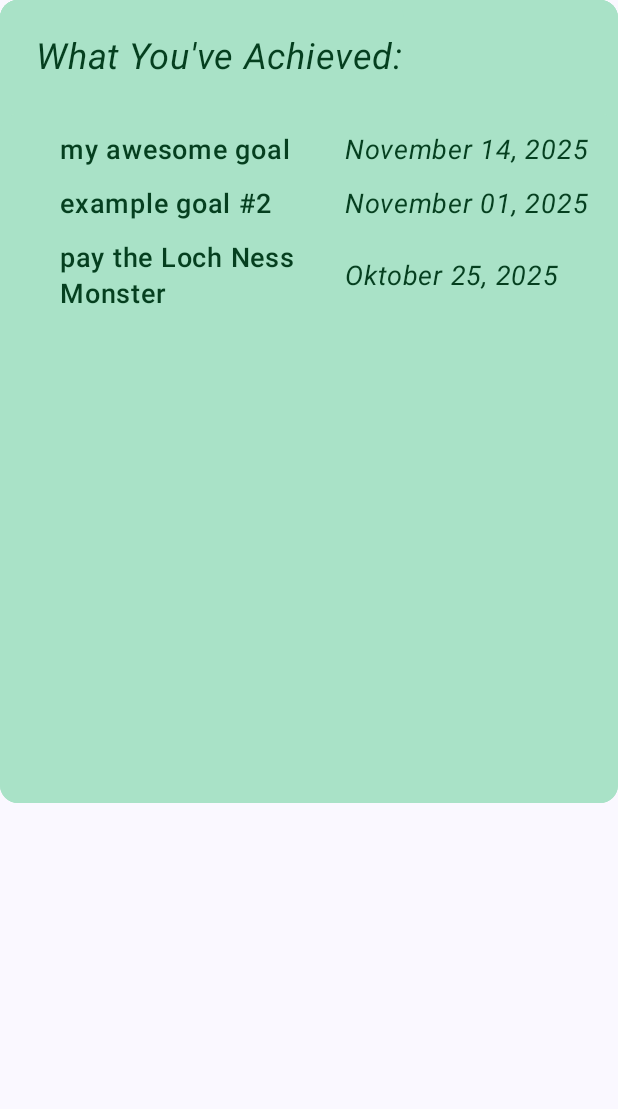
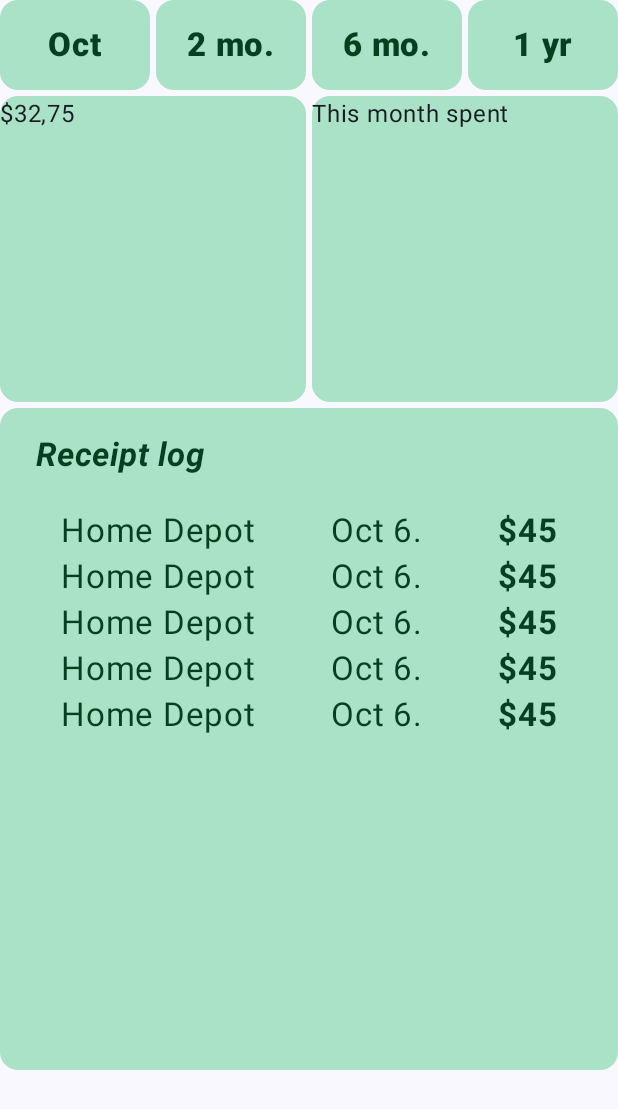
Before and after one commit to wellofmimir/FinanceApp, an Android app built with Jetpack Compose: the composable ReceiptsSection shown on its own in the app's theme, on a phone screen of 412 x 824 dp. Shown: the top 1109 px of the screen. Run offline under Robolectric (Android 15) with nearby library versions, the phone set to English and light mode, and no system bars; our stand-ins replace AdMob; 1 statement that could not run was skipped.

Commit message:
ReceiptSection ausgestaltet - noch keine Funktionalitaet; Kleinere Anpassungen in GoalHistorySection; generelle Weiterentwicklung

```diff
--- a/app/src/main/java/com/example/financeapp/LikedQuotesSection.kt
+++ b/app/src/main/java/com/example/financeapp/LikedQuotesSection.kt
@@ -158,6 +158,11 @@ fun LikedQuotesSection(tutorialInformation: TutorialInformation, context: Contex
                         verticalArrangement = Arrangement.SpaceEvenly,
                         horizontalAlignment = Alignment.CenterHorizontally
                     ) {
+                        Spacer (
+                            modifier = Modifier
+                                .height(2.dp)
+                        )
+
                         AdSectionLargeBanner (
                             tutorialInformation = tutorialInformation
                         )
--- a/app/src/main/java/com/example/financeapp/MainActivity.kt
+++ b/app/src/main/java/com/example/financeapp/MainActivity.kt
@@ -36,6 +36,7 @@ import androidx.compose.foundation.interaction.MutableInteractionSource
 import androidx.compose.foundation.layout.Arrangement
 import androidx.compose.foundation.shape.RoundedCornerShape
 import androidx.compose.ui.Alignment
+import androidx.compose.ui.platform.LocalConfiguration
 
 enum class Screen (id: Int) {
     HOME(0),
@@ -400,7 +401,7 @@ fun GoalHistorySection() {
                 .fillMaxWidth()
                 .fillMaxHeight(0.5f),
             verticalAlignment = Alignment.Top,
-            horizontalArrangement = Arrangement.spacedBy(2.dp)
+            horizontalArrangement = Arrangement.spacedBy(4.dp)
         ) {
 
             PunchCardSection (
@@ -411,7 +412,7 @@ fun GoalHistorySection() {
 
             Column (
                 horizontalAlignment = Alignment.CenterHorizontally,
-                verticalArrangement = Arrangement.spacedBy(2.dp),
+                verticalArrangement = Arrangement.spacedBy(4.dp),
                 modifier = Modifier
                     .weight(1f)
                     .fillMaxHeight()
@@ -432,18 +433,18 @@ fun GoalHistorySection() {
 
         Spacer (
             modifier = Modifier
-                .padding(1.dp)
+                .padding(2.dp)
         )
 
         AchievementsSection (
             modifier = Modifier
                 .fillMaxWidth()
-                .fillMaxHeight(0.65f)
+                .fillMaxHeight(0.75f)
         )
 
         Spacer (
             modifier = Modifier
-                .padding(1.dp)
+                .padding(2.dp)
         )
 
         AdSectionLargeBanner (
@@ -457,55 +458,35 @@ fun GoalHistorySection() {
 @Composable
 fun ReceiptsSection() {
 
+    Column (
+        modifier = Modifier
+            .fillMaxSize(),
+        verticalArrangement = Arrangement.spacedBy(4.dp),
+        horizontalAlignment = Alignment.CenterHorizontally
+    ) {
+        SinceWhenSection ()
+
         Row (
-        modifier = Modifier
-            .fillMaxWidth()
-            .fillMaxHeight(0.5f),
+            modifier = Modifier,
             verticalAlignment = Alignment.Top,
-        horizontalArrangement = Arrangement.spacedBy(2.dp)
+            horizontalArrangement = Arrangement.spacedBy(4.dp)
         ) {
-
-        PunchCardSection (
+            AverageSpentSection (
                 modifier = Modifier
                     .weight(1f)
-                .fillMaxHeight()
+                    .aspectRatio(1f)
             )
 
-        Column (
-            horizontalAlignment = Alignment.CenterHorizontally,
-            verticalArrangement = Arrangement.spacedBy(2.dp),
+            ExpensesOverviewSection (
                 modifier = Modifier
                     .weight(1f)
-                .fillMaxHeight()
-        ) {
-            TotalGoalsAchievedSection (
-                modifier = Modifier
-                    .weight(1f)
-                    .fillMaxWidth()
-            )
-
-            TotalTokensEarnedSection (
-                modifier = Modifier
-                    .weight(1f)
-                    .fillMaxWidth()
+                    .aspectRatio(1f)
             )
         }
-    }
 
-    Spacer (
+        ReceiptLogSection (
             modifier = Modifier
-            .padding(1.dp)
-    )
-
-    AchievementsSection (
-        modifier = Modifier
-            .fillMaxWidth()
-            .fillMaxHeight(0.65f)
-    )
-
-    Spacer (
-        modifier = Modifier
-            .padding(1.dp)
+                .fillMaxHeight(0.8f)
         )
 
         AdSectionLargeBanner (
@@ -514,6 +495,9 @@ fun ReceiptsSection() {
                 tutorialStep = TutorialStep.NONE
             )
         )
+    }
+
+
 }
 
 @Composable
--- a/app/src/main/java/com/example/financeapp/PunchCardSection.kt
+++ b/app/src/main/java/com/example/financeapp/PunchCardSection.kt
@@ -158,7 +158,7 @@ fun PunchCardSection(modifier: Modifier = Modifier, context: Context = LocalCont
                     )
                     .height(40.dp)
                     .fillMaxWidth(0.9f)
-                    .align (Alignment.CenterHorizontally)
+                    .align(Alignment.CenterHorizontally)
                     .clickable (
                         indication = null,
                         interactionSource = remember { MutableInteractionSource() }
--- /dev/null
+++ b/app/src/main/java/com/example/financeapp/ReceiptSections.kt
@@ -0,0 +1,152 @@
+package com.example.financeapp
+
+import android.R
+import android.content.Context
+import androidx.compose.foundation.background
+import androidx.compose.foundation.layout.Arrangement
+import androidx.compose.runtime.Composable
+import androidx.compose.ui.Modifier
+import androidx.compose.ui.platform.LocalContext
+import androidx.compose.foundation.layout.Row
+import androidx.compose.ui.unit.dp
+import androidx.compose.foundation.layout.Box
+import androidx.compose.foundation.layout.Column
+import androidx.compose.foundation.layout.fillMaxWidth
+import androidx.compose.foundation.layout.height
+import androidx.compose.foundation.layout.Spacer
+import androidx.compose.foundation.layout.fillMaxHeight
+import androidx.compose.foundation.layout.padding
+import androidx.compose.material3.Text
+import androidx.compose.foundation.shape.RoundedCornerShape
+import androidx.compose.ui.Alignment
+import androidx.compose.ui.text.font.Font
+import androidx.compose.ui.text.font.FontStyle
+import androidx.compose.ui.text.font.FontWeight
+import androidx.compose.ui.text.style.TextAlign
+import androidx.compose.ui.unit.sp
+import com.example.financeapp.ui.theme.Emerald
+import com.example.financeapp.ui.theme.Pistachio
+
+@Composable
+fun SinceWhenSection(modifier: Modifier = Modifier, context: Context  = LocalContext.current) {
+
+    Row (
+        modifier = modifier,
+        verticalAlignment = Alignment.Top,
+        horizontalArrangement = Arrangement.spacedBy(4.dp)
+    ) {
+        val entries = listOf("Oct", "2 mo.", "6 mo.", "1 yr")
+
+        entries.forEach {
+            Box (
+                modifier = Modifier
+                    .weight(1f)
+                    .height(60.dp)
+                    .background (
+                        color = Pistachio,
+                        shape = RoundedCornerShape(12.dp)
+                    ),
+                contentAlignment = Alignment.Center
+            ) {
+                Text (
+                    text = it,
+                    fontSize = 22.sp,
+                    fontWeight = FontWeight.ExtraBold,
+                    fontStyle = FontStyle.Normal,
+                    color = Emerald
+                )
+            }
+        }
+    }
+}
+
+@Composable
+fun AverageSpentSection(modifier: Modifier = Modifier) {
+
+    Box (
+        modifier = modifier
+            .background (
+                color = Pistachio,
+                shape = RoundedCornerShape(12.dp)
+            )
+    ) {
+        Text (
+            text = "$32,75"
+        )
+    }
+}
+
+@Composable
+fun ExpensesOverviewSection(modifier: Modifier = Modifier) {
+
+    Box (
+        modifier = modifier
+            .background (
+                color = Pistachio,
+                shape = RoundedCornerShape(12.dp)
+            )
+    ) {
+        Text (
+            text = "This month spent"
+        )
+    }
+}
+
+@Composable
+fun ReceiptLogSection(modifier: Modifier = Modifier) {
+
+    Column (
+        modifier = modifier
+            .background (
+                color = Pistachio,
+                shape = RoundedCornerShape(12.dp)
+            )
+            .fillMaxWidth(),
+        verticalArrangement = Arrangement.spacedBy(10.dp),
+        horizontalAlignment = Alignment.CenterHorizontally
+    ) {
+        Text (
+            modifier = Modifier
+                .align(Alignment.Start)
+                .padding(start = 24.dp, top = 18.dp),
+            text = "Receipt log",
+            color = Emerald,
+            textAlign = TextAlign.Start,
+            fontSize = 22.sp,
+            fontWeight = FontWeight.Bold,
+            fontStyle = FontStyle.Italic
+        )
+
+        Spacer (
+            modifier = Modifier
+                .height(4.dp)
+        )
+
+        Column (
+            modifier = Modifier,
+            verticalArrangement = Arrangement.spacedBy(4.dp),
+            horizontalAlignment = Alignment.CenterHorizontally
+        ) {
+            val entries = listOf("Home Depot", "Oct 6.", "$45")
+
+            for (i in 1..5) {
+
+                Row (
+                    modifier = Modifier,
+                    verticalAlignment = Alignment.CenterVertically,
+                    horizontalArrangement = Arrangement.spacedBy(50.dp)
+                ) {
+
+                    entries.forEach {
+                        Text (
+                            text = it,
+                            color = Emerald,
+                            fontSize = 22.sp,
+                            fontWeight = if (it == entries.last()) FontWeight.Bold else FontWeight.Normal
+                            )
+                    }
+                }
+            }
+        }
+    }
+}
```
Lines whose indentation alone changed are shown as unchanged.
